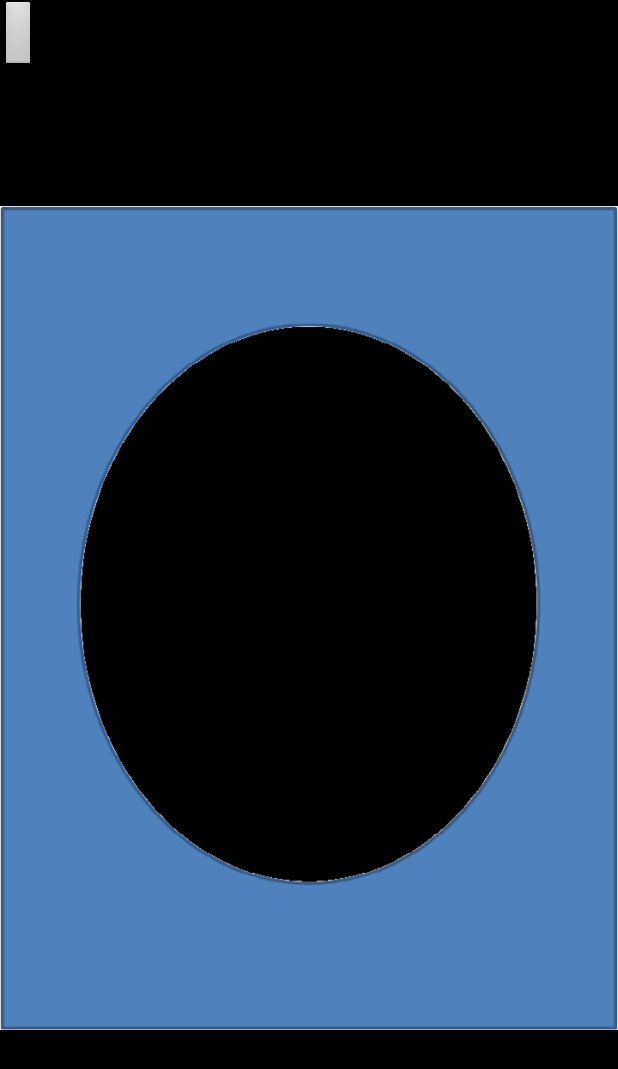
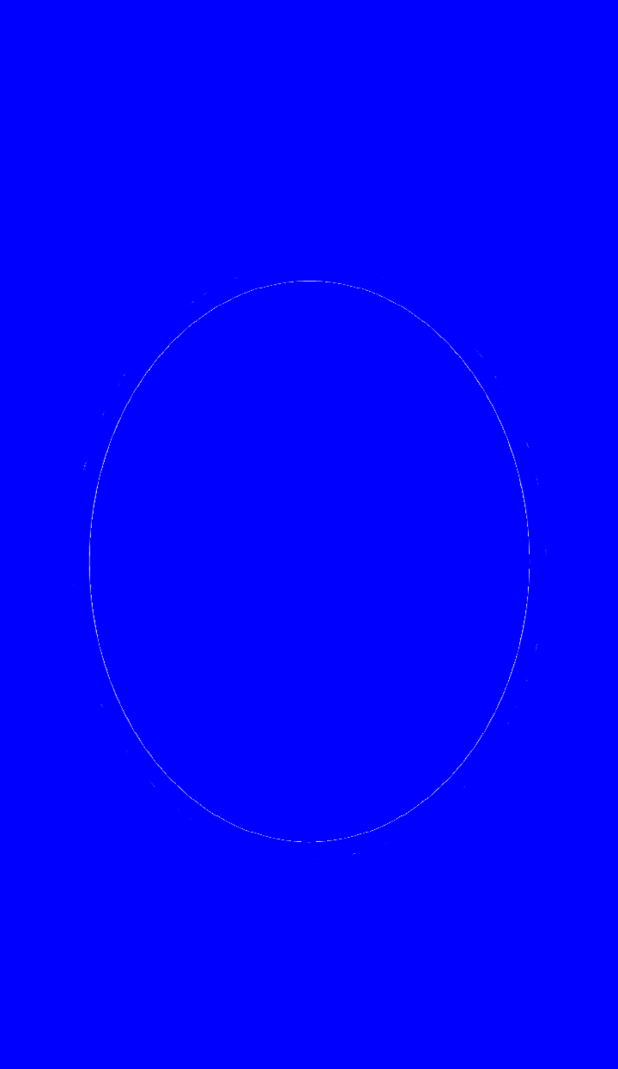
Before and after one commit to sosanara/sosaFront, an Android app: the CaptureActivity screen opened directly, with no data from a screen before it, after a tap on an icon or button, on a phone screen of 412 x 824 dp. Shown: the top 1069 px of the screen. Run offline under Robolectric (Android 15) with nearby library versions, the phone set to English and light mode, and no system bars.

Commit message:
finsh image processing(only image.jpg change)

```diff
--- a/sosaFront/app/src/main/java/com/example/shim/sosafront/CameraPackage/CaptureActivity.java
+++ b/sosaFront/app/src/main/java/com/example/shim/sosafront/CameraPackage/CaptureActivity.java
@@ -4,6 +4,7 @@ import android.app.Activity;
 import android.content.Intent;
 import android.graphics.Bitmap;
 import android.graphics.BitmapFactory;
+import android.graphics.Color;
 import android.graphics.Matrix;
 import android.net.Uri;
 import android.os.Bundle;
@@ -11,6 +12,7 @@ import android.os.Environment;
 import android.view.View;
 import android.widget.Button;
 import android.widget.ImageView;
+import android.widget.RelativeLayout;
 
 import com.example.shim.sosafront.R;
 
@@ -23,6 +25,7 @@ public class CaptureActivity extends Activity {
     File imgFile;
     Bitmap myBitmap;
     ImageView myImage;
+
     @Override
     protected void onCreate(Bundle savedInstanceState) {
         super.onCreate(savedInstanceState);
@@ -69,13 +72,18 @@ public class CaptureActivity extends Activity {
 
         button = (Button) findViewById(R.id.button);
 
+
         button.setOnClickListener(new View.OnClickListener() {
+
             @Override
             public void onClick(View v) {
+                button.setVisibility(View.INVISIBLE);
                 takeScreenshot();
 
             }
         });
+
+        button.setVisibility(View.VISIBLE);
     }
 
     private void takeScreenshot() {
@@ -87,7 +95,7 @@ public class CaptureActivity extends Activity {
             String mPath = Environment.getExternalStorageDirectory().toString() + "/" + now + ".jpg";
 
             // create bitmap screen capture
-            /*View v1 = getWindow().getDecorView().getRootView();*/
+           /* View v1 = getWindow().getDecorView().getRootView();*/
             View v1 = myImage.getRootView();
             v1.setDrawingCacheEnabled(true);
             Bitmap bitmap = Bitmap.createBitmap(v1.getDrawingCache());
--- a/sosaFront/app/src/main/res/layout/activity_camera.xml
+++ b/sosaFront/app/src/main/res/layout/activity_camera.xml
@@ -4,7 +4,8 @@
 
     <RelativeLayout
         android:layout_width="match_parent"
-        android:layout_height="match_parent">
+        android:layout_height="match_parent"
+        >
 
         <RelativeLayout
             android:id="@+id/rl_top"
--- a/sosaFront/app/src/main/res/layout/activity_capture.xml
+++ b/sosaFront/app/src/main/res/layout/activity_capture.xml
@@ -4,6 +4,7 @@
     android:id="@+id/a_bus_info_lay"
     android:layout_width="match_parent"
     android:layout_height="match_parent"
+    android:background="#0000ff"
     tools:context="com.example.shim.jejus.MainActivity">
     <Button
         android:id="@+id/button"
--- a/sosaFront/app/src/main/res/values/colors.xml
+++ b/sosaFront/app/src/main/res/values/colors.xml
@@ -3,4 +3,7 @@
     <color name="colorPrimary">#3F51B5</color>
     <color name="colorPrimaryDark">#303F9F</color>
     <color name="colorAccent">#FF4081</color>
+    <color name="colorBackground">#FF4081</color>
+    <color name="cameraBackground">#4f81bd</color>
+
 </resources>
--- a/sosaFront/app/src/main/res/values/strings.xml
+++ b/sosaFront/app/src/main/res/values/strings.xml
@@ -1,5 +1,5 @@
 <resources>
-    <string name="app_name">탈파고</string>
+    <string name="app_name">TalPaGo</string>
 
     <string name="navigation_drawer_open">Open navigation drawer</string>
     <string name="navigation_drawer_close">Close navigation drawer</string>
```
Also changed, not shown: sosaFront/app/src/main/res/drawable-v21/camera_crop.png, sosaFront/app/src/main/res/drawable-v21/camera_frame.png, sosaFront/app/src/main/res/drawable/camera_crop.png, sosaFront/app/src/main/res/drawable/camera_frame.png.
